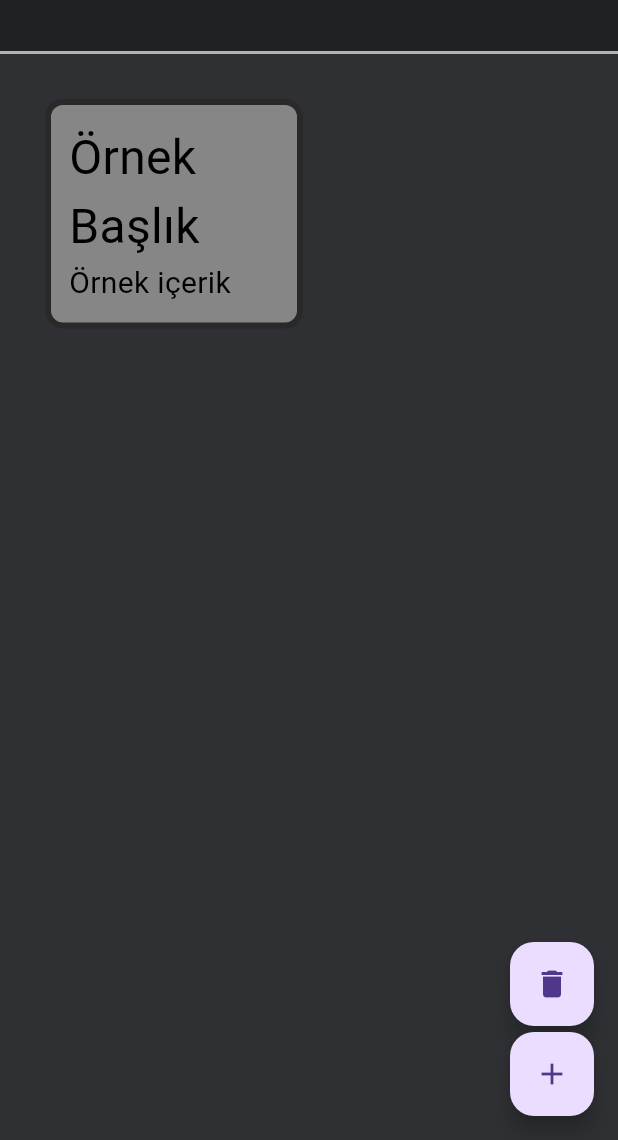
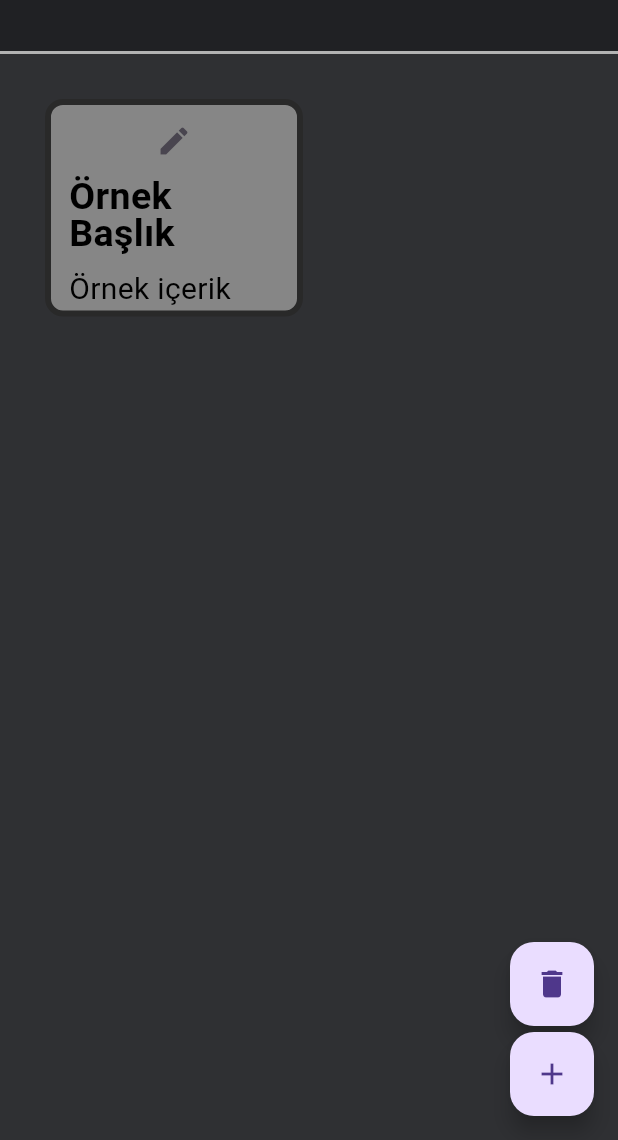
Before and after one commit to Rexream/Flutter_NotesApp_HIVE, a Flutter app: the screen it shows after launch, on a phone screen of 412 x 824 dp, the part 96-1236 px from its top. Run offline on Flutter 3.47's test engine with Material 3 defaults, Android fonts, the phone set to English and light mode, and no system bars; our stand-ins replace hive_ce_flutter; accounts and stored records are empty.

Commit message:
Notlara güncelleme özelliği eklendi

```diff
--- a/lib/pages/home_page.dart
+++ b/lib/pages/home_page.dart
@@ -23,7 +23,7 @@ class _HomePageState extends State<HomePage> {
   TextEditingController noteTitle = TextEditingController();
   TextEditingController noteText = TextEditingController();
 
-  late bool doesHaveNote;
+  late int selectedNote;
 
   @override
   void initState() {
@@ -55,6 +55,30 @@ class _HomePageState extends State<HomePage> {
   void addNewNote() {
     setState(() {
       noteDataBase.noteList.add([noteTitle.text, noteText.text, false]);
+      noteDataBase.updateData();
+    });
+
+    noteTitle.clear();
+    noteText.clear();
+    Navigator.of(context).pop();
+  }
+
+  void editNoteDialog() {
+    showDialog(
+      context: context,
+      builder: (context) => AddNote(
+        noteTitle: noteTitle,
+        noteText: noteText,
+        onSave: editNote,
+      ),
+    );
+  }
+
+  void editNote() {
+    setState(() {
+      noteDataBase.noteList[selectedNote][0] = noteTitle.text;
+      noteDataBase.noteList[selectedNote][1] = noteText.text;
+      noteDataBase.noteList[selectedNote][2] = false;
       noteDataBase.updateData();
     });
 
@@ -118,17 +142,62 @@ class _HomePageState extends State<HomePage> {
                 itemCount: noteDataBase.noteList.length,
                 itemBuilder: (context, index) {
                   return GestureDetector(
-                    onLongPress: () {
+                    onTap: () {
                       setState(() {
                         noteDataBase.noteList[index][2] =
                             !noteDataBase.noteList[index][2];
                       });
                     },
 
-                    child: NoteTile(
-                      noteTitle: noteDataBase.noteList[index][0],
-                      noteText: noteDataBase.noteList[index][1],
-                      isSelectable: noteDataBase.noteList[index][2],
+                    child: Container(
+                      decoration: BoxDecoration(
+                        color: const Color(0xFF868686),
+
+                        borderRadius: BorderRadius.circular(12),
+
+                        border: noteDataBase.noteList[index][2]
+                            ? BoxBorder.all(
+                                color: const Color(0xFF8D0101),
+                                width: 4,
+                              )
+                            : BoxBorder.all(
+                                color: const Color(0xFF292929),
+                                width: 4,
+                              ),
+                      ),
+
+                      child: Column(
+                        crossAxisAlignment: CrossAxisAlignment.start,
+
+                        children: [
+                          Row(
+                            mainAxisAlignment: MainAxisAlignment.center,
+
+                            children: [
+                              IconButton(
+                                onPressed: () {
+                                  setState(() {
+                                    selectedNote = index;
+
+                                    noteTitle.text =
+                                        noteDataBase.noteList[index][0];
+                                    noteText.text =
+                                        noteDataBase.noteList[index][1];
+
+                                    editNoteDialog();
+                                  });
+                                },
+                                icon: Icon(Icons.edit),
+                              ),
+                            ],
+                          ),
+
+                          NoteTile(
+                            noteTitle: noteDataBase.noteList[index][0],
+                            noteText: noteDataBase.noteList[index][1],
+                          ),
+                        ],
+                      ),
                     ),
                   );
                 },
--- a/lib/pages/note_tile.dart
+++ b/lib/pages/note_tile.dart
@@ -3,40 +3,46 @@ import 'package:flutter/material.dart';
 class NoteTile extends StatelessWidget {
   final String noteTitle;
   final String noteText;
-  final bool isSelectable;
 
   const NoteTile({
     super.key,
     required this.noteTitle,
     required this.noteText,
-    required this.isSelectable,
   });
 
   @override
   Widget build(BuildContext context) {
-    return Container(
-      padding: EdgeInsets.all(12),
-      decoration: BoxDecoration(
-        color: const Color(0xFF868686),
-        borderRadius: BorderRadius.circular(12),
-        border: isSelectable
-            ? BoxBorder.all(color: const Color(0xFF8D0101), width: 4)
-            : BoxBorder.all(color: const Color(0xFF292929), width: 4),
-      ),
-
+    return Column(
+      crossAxisAlignment: CrossAxisAlignment.start,
+      children: [
+        Container(
+          padding: EdgeInsets.only(left: 12, right: 12),
           child: Column(
             crossAxisAlignment: CrossAxisAlignment.start,
             children: [
               Text(
                 noteTitle,
-            style: TextStyle(fontSize: 32, color: const Color(0xFF000000)),
+                style: TextStyle(
+                  fontSize: 25,
+                  fontWeight: FontWeight.bold,
+                  height: 1,
+                  color: const Color(0xFF000000),
                 ),
+              ),
+
+              SizedBox(height: 10),
+
               Text(
                 noteText,
-            style: TextStyle(fontSize: 20, color: const Color(0xFF000000)),
+                style: TextStyle(
+                  fontSize: 20,
+                  color: const Color(0xFF000000),
+                ),
               ),
             ],
           ),
+        ),
+      ],
     );
   }
 }
--- a/lib/utilities/alert_dialog.dart
+++ b/lib/utilities/alert_dialog.dart
@@ -40,14 +40,14 @@ class AddNote extends StatelessWidget {
 
                 decoration: InputDecoration(
                   hintText: "Başlık",
-                  hintStyle: TextStyle(fontSize: 32),
+                  hintStyle: TextStyle(fontSize: 25),
                 ),
 
                 expands: false,
                 maxLines: null,
-                cursorHeight: 32,
+                cursorHeight: 25,
 
-                style: TextStyle(fontSize: 32),
+                style: TextStyle(fontSize: 25, height: 1),
               ),
             ),
 
```
Lines whose indentation alone changed are shown as unchanged.
